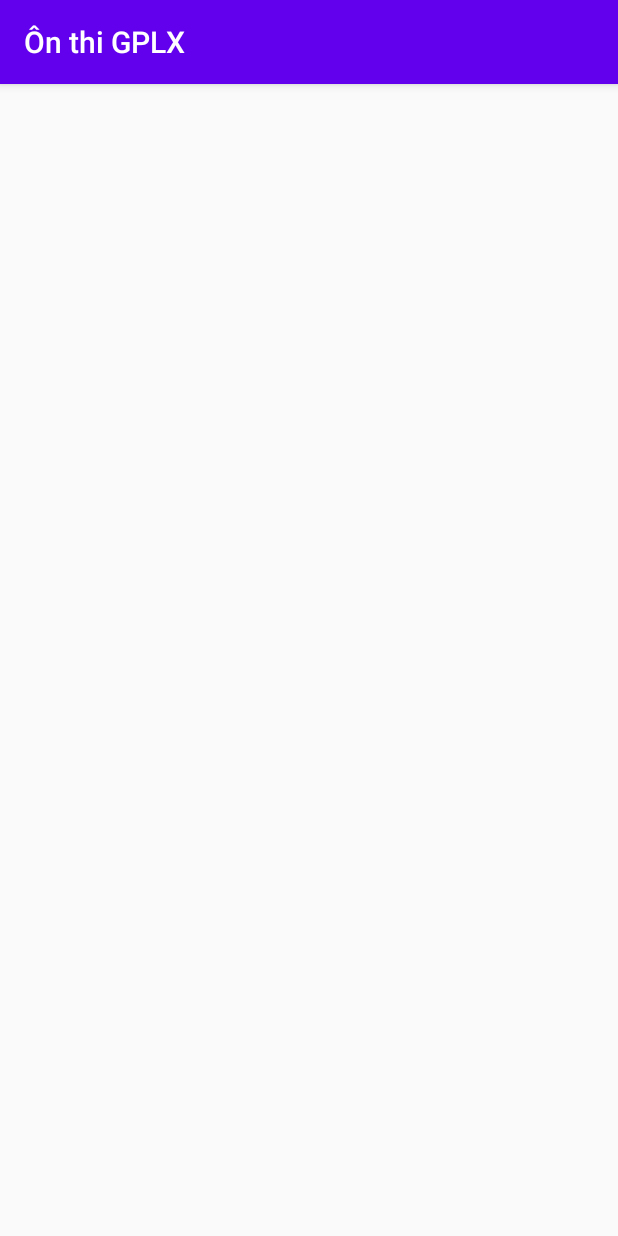
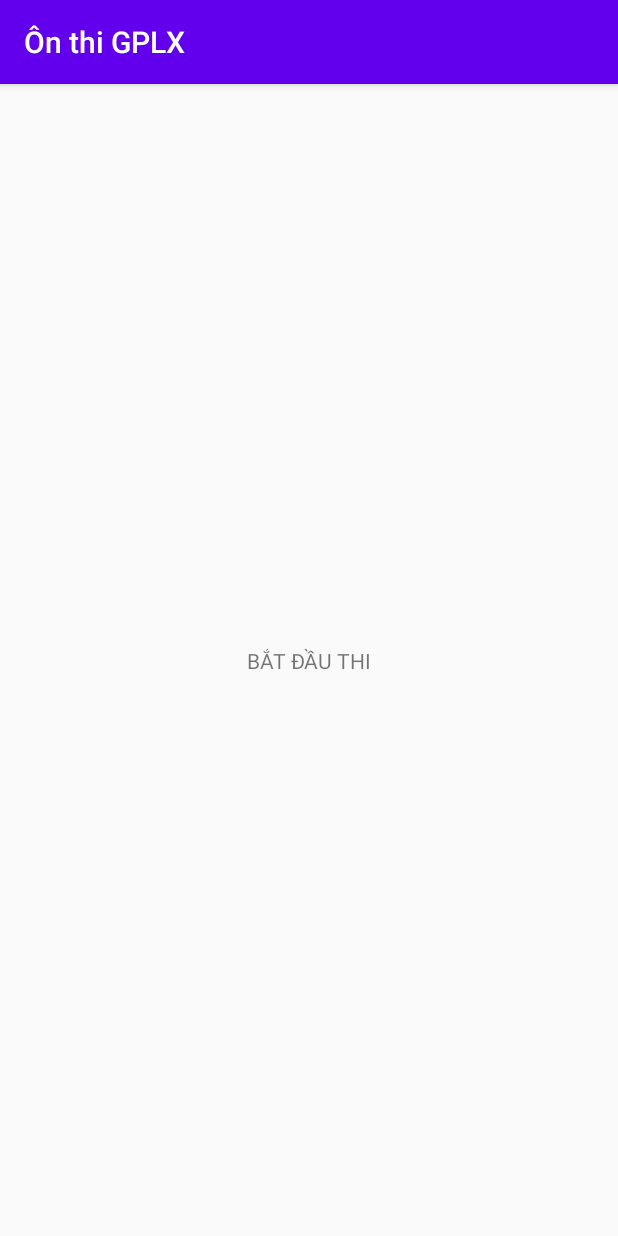
Before and after one commit to khanhduy2k/Android_app, an Android app: the MainBaiThi screen opened directly, with no data from a screen before it, on a phone screen of 412 x 824 dp. Run offline under Robolectric (Android 15) with nearby library versions, the phone set to English and light mode, and no system bars; Roboto replaces fonts that are not available here.

Commit message:
push master

```diff
--- a/app/src/main/res/layout/activity_main_bai_thi.xml
+++ b/app/src/main/res/layout/activity_main_bai_thi.xml
@@ -7,4 +7,13 @@
     android:layout_height="match_parent"
     tools:context=".MainBaiThi">
 
-  </androidx.constraintlayout.widget.ConstraintLayout>
+  <TextView
+      android:id="@+id/textView"
+      android:layout_width="wrap_content"
+      android:layout_height="wrap_content"
+      android:text="BẮT ĐẦU THI"
+      app:layout_constraintBottom_toBottomOf="parent"
+      app:layout_constraintEnd_toEndOf="parent"
+      app:layout_constraintStart_toStartOf="parent"
+      app:layout_constraintTop_toTopOf="parent" />
+</androidx.constraintlayout.widget.ConstraintLayout>
```
